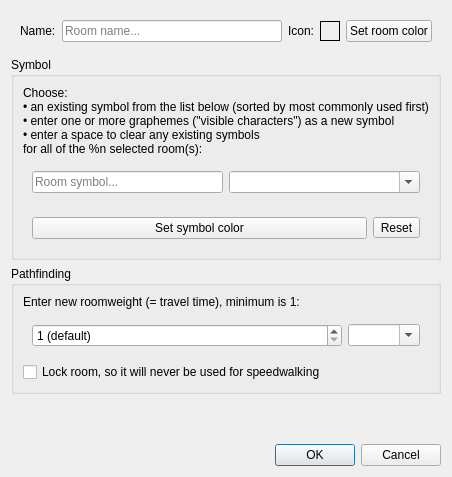
Before: the Qt Designer form src/ui/room_properties.ui in Mudlet/Mudlet, drawn with Qt 5.
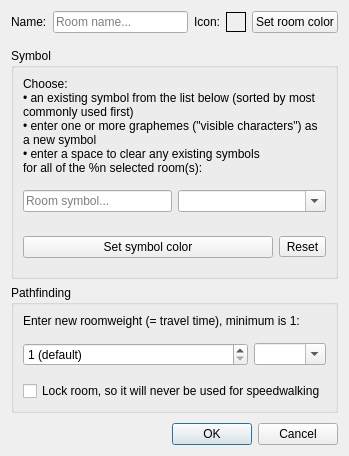
After: the same form once the commit is applied.

Commit message: Revise: tweak some settings (word-wrap on labels and some margins)

What changed in the file:
```diff
--- a/src/ui/room_properties.ui
+++ b/src/ui/room_properties.ui
@@ -6,8 +6,8 @@
    <rect>
     <x>0</x>
     <y>0</y>
-    <width>397</width>
-    <height>477</height>
+    <width>345</width>
+    <height>456</height>
    </rect>
   </property>
   <property name="sizePolicy">
@@ -30,18 +30,18 @@
        <enum>QLayout::SetMinimumSize</enum>
       </property>
       <property name="leftMargin">
-       <number>9</number>
+       <number>0</number>
       </property>
       <property name="topMargin">
-       <number>9</number>
+       <number>0</number>
       </property>
       <property name="rightMargin">
-       <number>9</number>
+       <number>0</number>
       </property>
       <property name="bottomMargin">
        <number>9</number>
       </property>
-      <item>
+      <item alignment="Qt::AlignLeft">
        <widget class="QLabel" name="label_name">
         <property name="text">
          <string>Name:</string>
@@ -126,11 +126,20 @@
         <property name="text">
          <string>&lt;p&gt;Choose: &lt;br/&gt;• an existing symbol from the list below (sorted by most commonly used first)&lt;br/&gt;• enter one or more graphemes (&amp;quot;visible characters&amp;quot;) as a new symbol&lt;br/&gt;• enter a space to clear any existing symbols&lt;br/&gt;for all of the %n selected room(s):&lt;/p&gt;</string>
         </property>
+        <property name="wordWrap">
+         <bool>true</bool>
+        </property>
        </widget>
       </item>
       <item>
        <widget class="QWidget" name="widget_symbolText" native="true">
         <layout class="QHBoxLayout" name="horizontalLayout_widget_symbolText" stretch="1,1">
+         <property name="leftMargin">
+          <number>0</number>
+         </property>
+         <property name="rightMargin">
+          <number>0</number>
+         </property>
          <item>
           <widget class="QLineEdit" name="lineEdit_roomSymbol">
            <property name="placeholderText">
@@ -151,6 +160,12 @@
       <item>
        <widget class="QWidget" name="widget_symbolColor" native="true">
         <layout class="QHBoxLayout" name="horizontalLayout_widget_symbolColor">
+         <property name="leftMargin">
+          <number>0</number>
+         </property>
+         <property name="rightMargin">
+          <number>0</number>
+         </property>
          <item>
           <widget class="QPushButton" name="pushButton_setSymbolColor">
            <property name="sizePolicy">
@@ -205,11 +220,20 @@
         <property name="text">
          <string>Enter new roomweight (= travel time), minimum is 1:</string>
         </property>
+        <property name="wordWrap">
+         <bool>true</bool>
+        </property>
        </widget>
       </item>
       <item>
        <widget class="QWidget" name="widget_weight" native="true">
         <layout class="QHBoxLayout" name="horizontalLayout_widget_weight">
+         <property name="leftMargin">
+          <number>0</number>
+         </property>
+         <property name="rightMargin">
+          <number>0</number>
+         </property>
          <item>
           <widget class="QSpinBox" name="spinBox_weight">
            <property name="sizePolicy">
```
